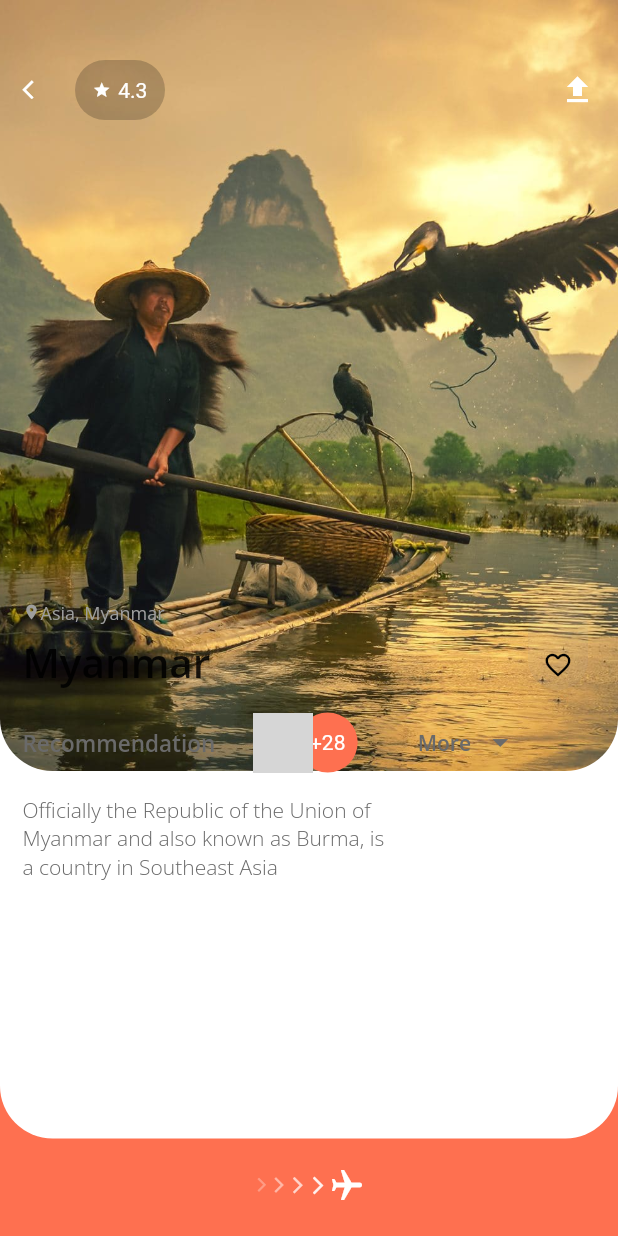
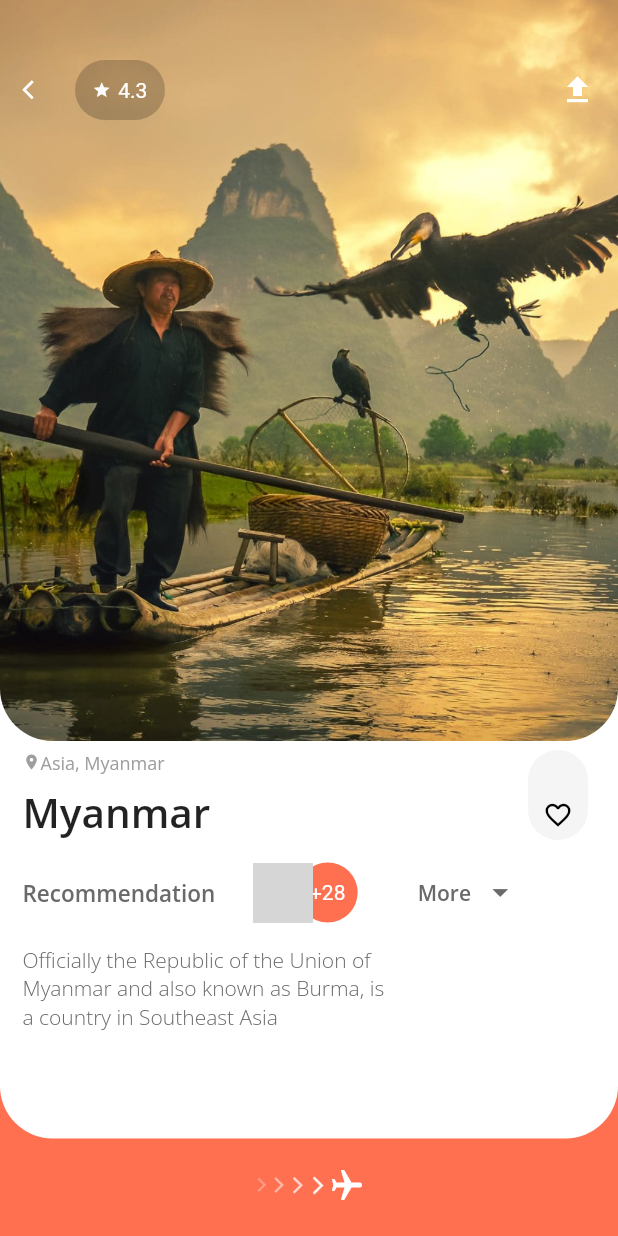
Before and after one commit to tianna1121/flutter_travel_ui, a Flutter app: the DetailPage screen opened directly, on a phone screen of 412 x 824 dp. Run offline on Flutter 3.47's test engine with Material 2 defaults, Android fonts, the phone set to English and light mode, and no system bars; grey boxes are pictures that could not be loaded.

Commit message:
adjust the position of the first & second stack layers.

```diff
--- a/lib/detailPage.dart
+++ b/lib/detailPage.dart
@@ -46,7 +46,7 @@ class _DetailPageState extends State<DetailPage> {
               color: Colors.white),
         ),
         Container(
-          height: MediaQuery.of(context).size.height - 310.0,
+          height: MediaQuery.of(context).size.height - 330.0,
           decoration: BoxDecoration(
               borderRadius: BorderRadius.only(
                   bottomLeft: Radius.circular(35.0),
@@ -56,7 +56,7 @@ class _DetailPageState extends State<DetailPage> {
                   fit: BoxFit.cover)),
         ),
         Positioned(
-          top: 400.0,
+          top: 500.0,
           child: Column(
             crossAxisAlignment: CrossAxisAlignment.start,
             children: <Widget>[
```
